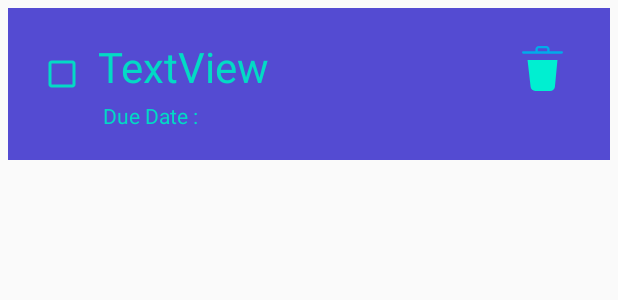
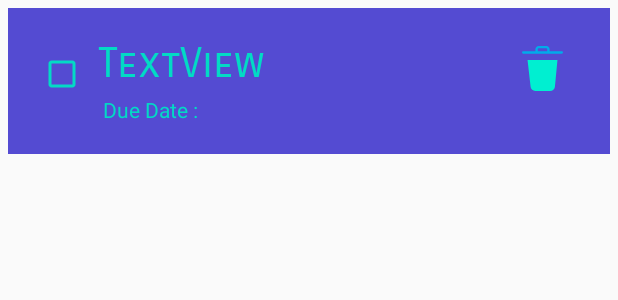
Before and after one commit to SachinBarpanda/To-DoList, an Android app: the layout view_holder_main_activity.xml on its own in the app's theme, with its tools: preview values and no code run, on a phone screen of 412 x 824 dp. Shown: the top 300 px of the screen. Run offline under Robolectric (Android 15) with nearby library versions, the phone set to English and light mode, and no system bars.

Commit message:
Some UI Tweaks

```diff
--- a/app/src/main/java/great/sachin/to_dolist/MainActivity.kt
+++ b/app/src/main/java/great/sachin/to_dolist/MainActivity.kt
@@ -40,7 +40,7 @@ class MainActivity : AppCompatActivity(), DatePickerDialog.OnDateSetListener,
         super.onCreate(savedInstanceState)
         setContentView(R.layout.activity_main)
         setSupportActionBar(toolbar)
-        setTitle(" TO-DO List ")
+        setTitle(" TODO List ")
 
         dbHandler = DBHandler(this)
         recycler_view.layoutManager = LinearLayoutManager(this);
@@ -116,6 +116,8 @@ class MainActivity : AppCompatActivity(), DatePickerDialog.OnDateSetListener,
             holder.checkBox.isChecked = list[position].isCompleted
             if(holder.checkBox.isChecked){
                 holder.taskName.paintFlags = Paint.STRIKE_THRU_TEXT_FLAG
+            }else{
+                holder.taskName.paintFlags = Paint.ANTI_ALIAS_FLAG
             }
             holder.checkBox.setOnClickListener {
                 if(holder.checkBox.isChecked) {
--- a/app/src/main/res/layout/activity_main.xml
+++ b/app/src/main/res/layout/activity_main.xml
@@ -17,6 +17,7 @@
             android:layout_height="?attr/actionBarSize"
             android:background="#FFF"
             app:titleTextColor="@color/colorPrimaryDark"
+            android:fontFamily="sans-serif-smallcaps"
              />
 
     </com.google.android.material.appbar.AppBarLayout>
--- a/app/src/main/res/layout/dialog_add_item.xml
+++ b/app/src/main/res/layout/dialog_add_item.xml
@@ -8,7 +8,9 @@
         android:id="@+id/textEditor"
         android:layout_width="match_parent"
         android:layout_height="wrap_content"
-        android:textColor="@color/colorAccent"/>
+        android:textColor="@color/colorAccent"
+        android:inputType="textCapWords"
+        android:maxLength="16"/>
 
 
     <CheckBox
--- a/app/src/main/res/layout/view_holder_main_activity.xml
+++ b/app/src/main/res/layout/view_holder_main_activity.xml
@@ -26,7 +26,8 @@
         android:layout_toLeftOf="@+id/deleteTask"
         android:text="@string/textview"
         android:textSize="28dp"
-        android:textColor="@color/colorAccent"/>
+        android:textColor="@color/colorAccent"
+        android:fontFamily="sans-serif-smallcaps"/>
 
     <TextView
         android:id="@+id/textView"
```
